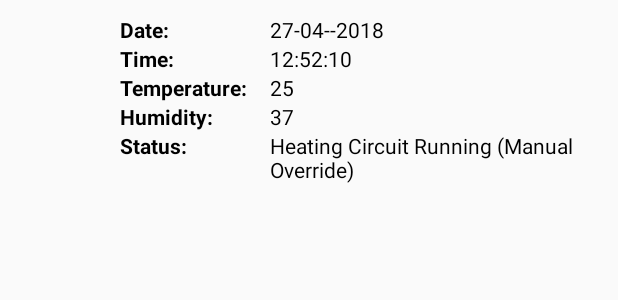
After one commit to LeonMulvaney/IoTProject, an Android app: the layout adapter_system_history_layout.xml on its own in the app's theme, with its tools: preview values and no code run, on a phone screen of 412 x 824 dp. The commit adds this screen. Shown: the top 300 px of the screen. Run offline under Robolectric (Android 15) with nearby library versions, the phone set to English and light mode, and no system bars.

Commit message:
System History Section - Custom Adapter with Images Working

```diff
--- a/app/src/main/res/layout/activity_system_history.xml
+++ b/app/src/main/res/layout/activity_system_history.xml
@@ -7,4 +7,10 @@
     tools:context="ie.ncirl.x14445618student.bmscontroller.SystemHistory"
     android:orientation="vertical">
 
+    <ListView
+        android:id="@+id/systemHistoryLv"
+        android:layout_width="fill_parent"
+        android:layout_height="wrap_content"
+        android:layout_marginTop="50dp"></ListView>
+
 </LinearLayout>
--- /dev/null
+++ b/app/src/main/res/layout/adapter_system_history_layout.xml
@@ -0,0 +1,125 @@
+<?xml version="1.0" encoding="utf-8"?>
+<LinearLayout
+    xmlns:android="http://schemas.android.com/apk/res/android" android:layout_width="match_parent"
+    android:layout_height="match_parent"
+    android:orientation="vertical">
+
+    <RelativeLayout
+        android:layout_width="fill_parent"
+        android:layout_height="115dp"
+        android:layout_margin="10dp"
+        android:orientation="vertical">
+
+        <ImageView
+            android:id="@+id/readingImg"
+            android:layout_width="50dp"
+            android:layout_height="50dp"
+            android:layout_centerVertical="true"
+            android:layout_margin="10dp"/>
+
+        <TextView
+            android:id="@+id/dateTitle"
+            android:layout_width="100dp"
+            android:layout_height="fill_parent"
+            android:text="Date:"
+            android:textColor="@color/black"
+            android:layout_gravity="center"
+            android:layout_toRightOf="@id/readingImg"
+            android:textStyle="bold"/>
+
+        <TextView
+            android:id="@+id/dateTv"
+            android:layout_width="fill_parent"
+            android:layout_height="wrap_content"
+            android:text="27-04--2018"
+            android:textColor="@color/black"
+            android:layout_gravity="center"
+            android:layout_toRightOf="@id/dateTitle"/>
+
+        <TextView
+        android:id="@+id/timeTitle"
+        android:layout_width="100dp"
+        android:layout_height="wrap_content"
+        android:text="Time:"
+        android:textColor="@color/black"
+        android:layout_gravity="center"
+        android:layout_toRightOf="@id/readingImg"
+        android:layout_below="@id/dateTv"
+            android:textStyle="bold"/>
+
+        <TextView
+            android:id="@+id/timeTv"
+            android:layout_width="fill_parent"
+            android:layout_height="wrap_content"
+            android:text="12:52:10"
+            android:textColor="@color/black"
+            android:layout_gravity="center"
+            android:layout_toRightOf="@id/dateTitle"
+            android:layout_below="@+id/dateTv"/>
+
+        <TextView
+            android:id="@+id/tempTitle"
+            android:layout_width="100dp"
+            android:layout_height="wrap_content"
+            android:text="Temperature:"
+            android:textColor="@color/black"
+            android:layout_gravity="center"
+            android:layout_toRightOf="@id/readingImg"
+            android:layout_below="@id/timeTv"
+            android:textStyle="bold"/>
+
+        <TextView
+            android:id="@+id/tempTv"
+            android:layout_width="fill_parent"
+            android:layout_height="wrap_content"
+            android:text="25"
+            android:textColor="@color/black"
+            android:layout_gravity="center"
+            android:layout_toRightOf="@id/timeTitle"
+            android:layout_below="@+id/timeTv"/>
+
+        <TextView
+            android:id="@+id/humidTitle"
+            android:layout_width="100dp"
+            android:layout_height="wrap_content"
+            android:text="Humidity:"
+            android:textColor="@color/black"
+            android:layout_gravity="center"
+            android:layout_toRightOf="@id/readingImg"
+            android:layout_below="@id/tempTv"
+            android:textStyle="bold"/>
+
+        <TextView
+            android:id="@+id/humidTv"
+            android:layout_width="fill_parent"
+            android:layout_height="wrap_content"
+            android:text="37"
+            android:textColor="@color/black"
+            android:layout_gravity="center"
+            android:layout_toRightOf="@id/tempTitle"
+            android:layout_below="@+id/tempTv"/>
+
+        <TextView
+            android:id="@+id/statusTitle"
+            android:layout_width="100dp"
+            android:layout_height="wrap_content"
+            android:text="Status:"
+            android:textColor="@color/black"
+            android:layout_gravity="center"
+            android:layout_toRightOf="@id/readingImg"
+            android:layout_below="@id/humidTv"
+            android:textStyle="bold"/>
+
+        <TextView
+            android:id="@+id/statusTv"
+            android:layout_width="fill_parent"
+            android:layout_height="wrap_content"
+            android:text="Heating Circuit Running (Manual Override)"
+            android:textColor="@color/black"
+            android:layout_gravity="center"
+            android:layout_toRightOf="@id/dateTitle"
+            android:layout_below="@+id/humidTv"/>
+
+    </RelativeLayout>
+
+</LinearLayout>
```
Also changed, not shown: app/src/main/java/ie/ncirl/x14445618student/bmscontroller/AdapterSystemHistory.java (added, +80 -0 lines), app/src/main/java/ie/ncirl/x14445618student/bmscontroller/SystemHistory.java (+71 -0 lines), app/src/main/java/ie/ncirl/x14445618student/bmscontroller/SystemHistoryReading.java (added, +64 -0 lines), app/src/main/res/drawable/cooling.png (added), app/src/main/res/drawable/deadband.png (added), app/src/main/res/drawable/heating.png (added).
